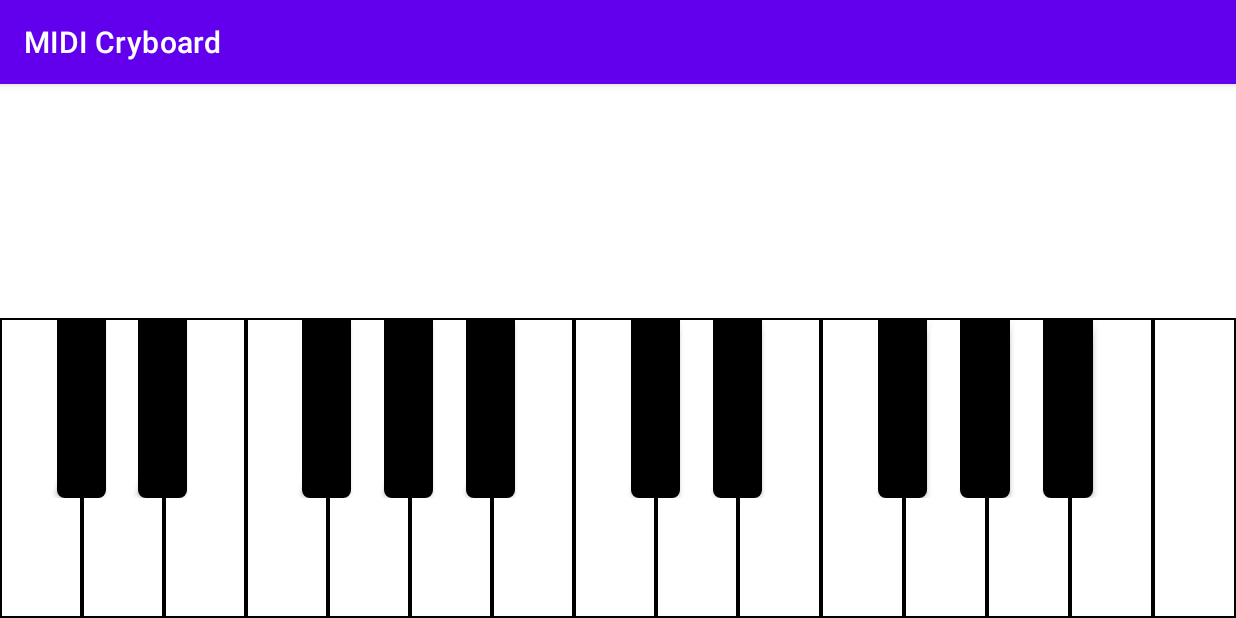
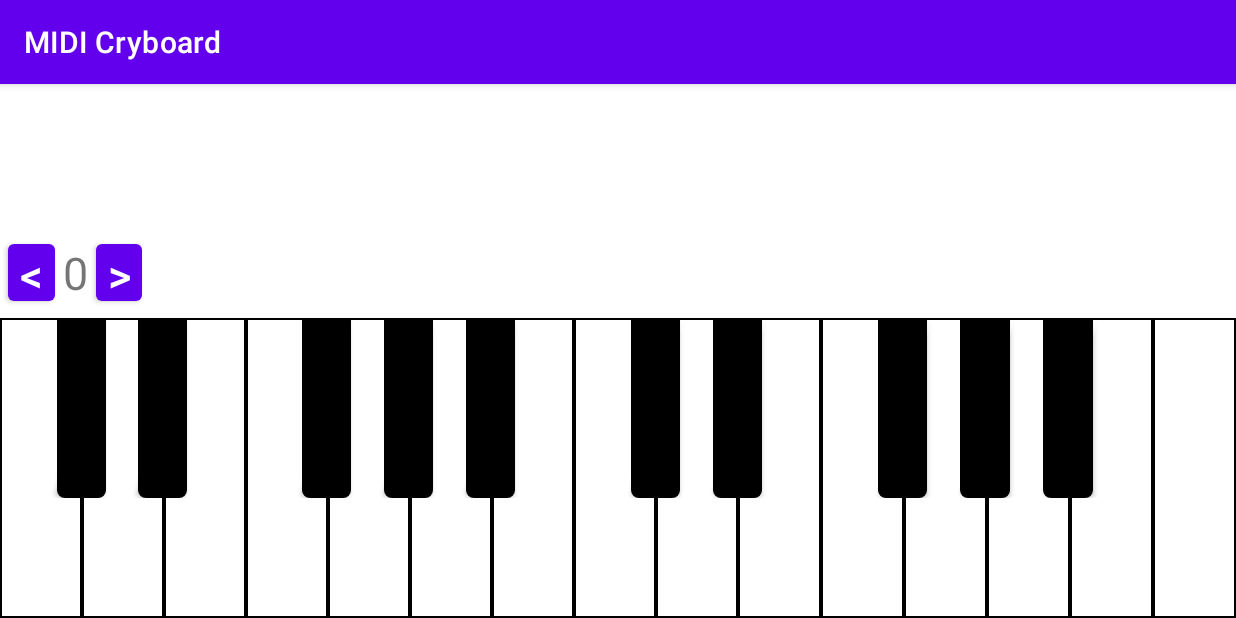
Before and after one commit to crylent/cryboard, an Android app: the screen it shows after launch (MainActivity), on a phone screen of 824 x 412 dp (held sideways). Run offline under Robolectric (Android 15) with nearby library versions, the phone set to English and light mode, and no system bars; libraries missing offline, so code that uses them is left out: cn.sherlock.com; 1 statement that could not run was skipped.

Commit message:
Octave Shifter

```diff
--- a/app/src/main/java/com/example/midicryboard/MainActivity.kt
+++ b/app/src/main/java/com/example/midicryboard/MainActivity.kt
@@ -1,27 +1,31 @@
 package com.example.midicryboard
 
 import android.annotation.SuppressLint
+import android.content.Context
+import android.content.pm.PackageManager
+import android.media.AudioManager
 import androidx.appcompat.app.AppCompatActivity
 import android.os.Bundle
 import android.view.MotionEvent
 import android.widget.Button
+import android.widget.TextView
+import android.widget.Toast
 import cn.sherlock.com.sun.media.sound.SF2Soundbank
 import cn.sherlock.com.sun.media.sound.SoftSynthesizer
 
+const val DEFAULT_MIDI_OFFSET = 60
+const val MAX_OCTAVE_UP = 3
+const val MAX_OCTAVE_DOWN = -3
+
 class MainActivity : AppCompatActivity() {
-
-    /*private val synth = MidiSystem.getSynthesizer().apply {
-        this?.open()
-    }
-   private val channels = synth?.channels!!*/
     private val synth = SoftSynthesizer().apply {
         open()
-        //val soundbank = SF2Soundbank(assets.open("sf/Default.sf2"))
-        //loadAllInstruments(soundbank)
     }
     private val midi = synth.channels[0]
-    private var midiOffset = 60
-    private var volume = 80
+    private var octave = 0
+    private val midiOffset
+        get() = DEFAULT_MIDI_OFFSET + octave * 12
+    private var volume = 100
 
     private val buttonIds = arrayListOf(
         R.id.button_c1,
@@ -50,18 +54,20 @@ class MainActivity : AppCompatActivity() {
         R.id.button_b2,
         R.id.button_c3
     )
-    //private val buttons = arrayListOf<androidx.appcompat.widget.AppCompatButton>()
 
     @SuppressLint("ClickableViewAccessibility")
     override fun onCreate(savedInstanceState: Bundle?) {
         super.onCreate(savedInstanceState)
         setContentView(R.layout.activity_main)
         synth.loadAllInstruments(SF2Soundbank(assets.open("sf/Default.sf2")))
+
+        Toast.makeText(applicationContext, packageManager.hasSystemFeature(PackageManager.FEATURE_AUDIO_LOW_LATENCY).toString(), Toast.LENGTH_LONG).show()
+
+        // Add listeners for keyboard
         buttonIds.forEach {
             findViewById<androidx.appcompat.widget.AppCompatButton>(it).setOnTouchListener { v, event ->
-                //super.onTouchEvent(event)
                 val note = buttonIds.indexOf(it) + midiOffset
-                when (event.action) {
+                when (event.actionMasked) {
                     MotionEvent.ACTION_DOWN -> {
                         v.isPressed = true
                         midi.noteOn(note, volume)
@@ -75,20 +81,20 @@ class MainActivity : AppCompatActivity() {
                 true
             }
         }
-        /*buttons.forEach {
-            it.setOnTouchListener { v, event ->
-                val note = buttons.indexOf(it) + midiOffset
-                when (event.action) {
-                    MotionEvent.ACTION_DOWN -> {
-                        midi.noteOn(note, volume)
-                    }
-                    MotionEvent.ACTION_UP -> {
-                        v.performClick()
-                        midi.noteOff(note)
-                    }
-                }
-                true
-            }
-        }*/
+
+        // Add listeners for octave shifter
+        findViewById<Button>(R.id.octaveDown).setOnClickListener {
+            shiftOctave(-1)
+        }
+        findViewById<Button>(R.id.octaveUp).setOnClickListener {
+            shiftOctave(1)
+        }
+    }
+
+    private fun shiftOctave(shift: Int) {
+        octave += shift
+        if (octave > MAX_OCTAVE_UP) octave = MAX_OCTAVE_UP
+        else if (octave < MAX_OCTAVE_DOWN) octave = MAX_OCTAVE_DOWN
+        findViewById<TextView>(R.id.octaveShift).text = octave.toString()
     }
 }
--- a/app/src/main/res/layout/activity_main.xml
+++ b/app/src/main/res/layout/activity_main.xml
@@ -6,6 +6,23 @@
     android:layout_height="match_parent"
     tools:context=".MainActivity">
 
+    <ScrollView
+        android:id="@+id/scrollView2"
+        android:layout_width="match_parent"
+        android:layout_height="0dp"
+        android:layout_marginStart="100dp"
+        app:layout_constraintBottom_toTopOf="@+id/linearLayout"
+        app:layout_constraintEnd_toEndOf="parent"
+        app:layout_constraintStart_toStartOf="parent"
+        app:layout_constraintTop_toTopOf="parent">
+
+        <LinearLayout
+            android:layout_width="match_parent"
+            android:layout_height="wrap_content"
+            android:orientation="vertical" />
+    </ScrollView>
+
+    <!-- WHITE KEYS -->
     <LinearLayout
         android:id="@+id/linearLayout"
         android:layout_width="match_parent"
@@ -16,111 +33,112 @@
         app:layout_constraintStart_toStartOf="parent">
 
         <androidx.appcompat.widget.AppCompatButton
-            android:background="@drawable/key_white"
             android:id="@+id/button_c1"
             android:layout_width="0dp"
             android:layout_height="match_parent"
-            android:layout_weight="1" />
+            android:layout_weight="1"
+            android:background="@drawable/key_white" />
 
         <androidx.appcompat.widget.AppCompatButton
-            android:background="@drawable/key_white"
             android:id="@+id/button_d1"
             android:layout_width="0dp"
             android:layout_height="match_parent"
-            android:layout_weight="1" />
+            android:layout_weight="1"
+            android:background="@drawable/key_white" />
 
         <androidx.appcompat.widget.AppCompatButton
-            android:background="@drawable/key_white"
             android:id="@+id/button_e1"
             android:layout_width="0dp"
             android:layout_height="match_parent"
-            android:layout_weight="1" />
+            android:layout_weight="1"
+            android:background="@drawable/key_white" />
 
         <androidx.appcompat.widget.AppCompatButton
-            android:background="@drawable/key_white"
             android:id="@+id/button_f1"
             android:layout_width="0dp"
             android:layout_height="match_parent"
-            android:layout_weight="1" />
+            android:layout_weight="1"
+            android:background="@drawable/key_white" />
 
         <androidx.appcompat.widget.AppCompatButton
-            android:background="@drawable/key_white"
             android:id="@+id/button_g1"
             android:layout_width="0dp"
             android:layout_height="match_parent"
-            android:layout_weight="1" />
+            android:layout_weight="1"
+            android:background="@drawable/key_white" />
 
         <androidx.appcompat.widget.AppCompatButton
-            android:background="@drawable/key_white"
             android:id="@+id/button_a1"
             android:layout_width="0dp"
             android:layout_height="match_parent"
-            android:layout_weight="1" />
+            android:layout_weight="1"
+            android:background="@drawable/key_white" />
 
         <androidx.appcompat.widget.AppCompatButton
-            android:background="@drawable/key_white"
             android:id="@+id/button_b1"
             android:layout_width="0dp"
             android:layout_height="match_parent"
-            android:layout_weight="1" />
+            android:layout_weight="1"
+            android:background="@drawable/key_white" />
 
         <androidx.appcompat.widget.AppCompatButton
-            android:background="@drawable/key_white"
             android:id="@+id/button_c2"
             android:layout_width="0dp"
             android:layout_height="match_parent"
-            android:layout_weight="1" />
+            android:layout_weight="1"
+            android:background="@drawable/key_white" />
 
         <androidx.appcompat.widget.AppCompatButton
-            android:background="@drawable/key_white"
             android:id="@+id/button_d2"
             android:layout_width="0dp"
             android:layout_height="match_parent"
-            android:layout_weight="1" />
+            android:layout_weight="1"
+            android:background="@drawable/key_white" />
 
         <androidx.appcompat.widget.AppCompatButton
-            android:background="@drawable/key_white"
             android:id="@+id/button_e2"
             android:layout_width="0dp"
             android:layout_height="match_parent"
-            android:layout_weight="1" />
+            android:layout_weight="1"
+            android:background="@drawable/key_white" />
 
         <androidx.appcompat.widget.AppCompatButton
-            android:background="@drawable/key_white"
             android:id="@+id/button_f2"
             android:layout_width="0dp"
             android:layout_height="match_parent"
-            android:layout_weight="1" />
+            android:layout_weight="1"
+            android:background="@drawable/key_white" />
 
         <androidx.appcompat.widget.AppCompatButton
-            android:background="@drawable/key_white"
             android:id="@+id/button_g2"
             android:layout_width="0dp"
             android:layout_height="match_parent"
-            android:layout_weight="1" />
+            android:layout_weight="1"
+            android:background="@drawable/key_white" />
 
         <androidx.appcompat.widget.AppCompatButton
-            android:background="@drawable/key_white"
             android:id="@+id/button_a2"
             android:layout_width="0dp"
             android:layout_height="match_parent"
-            android:layout_weight="1" />
+            android:layout_weight="1"
+            android:background="@drawable/key_white" />
 
         <androidx.appcompat.widget.AppCompatButton
-            android:background="@drawable/key_white"
             android:id="@+id/button_b2"
             android:layout_width="0dp"
             android:layout_height="match_parent"
-            android:layout_weight="1" />
+            android:layout_weight="1"
+            android:background="@drawable/key_white" />
 
         <androidx.appcompat.widget.AppCompatButton
-            android:background="@drawable/key_white"
             android:id="@+id/button_c3"
             android:layout_width="0dp"
             android:layout_height="match_parent"
-            android:layout_weight="1" />
+            android:layout_weight="1"
+            android:background="@drawable/key_white" />
     </LinearLayout>
 
+    <!-- BLACK KEYS -->
     <LinearLayout
         android:layout_width="match_parent"
         android:layout_height="120dp"
@@ -255,4 +273,44 @@
             android:layout_weight="1.7" />
     </LinearLayout>
 
+    <!-- OCTAVE SWITCHER -->
+    <TextView
+        android:id="@+id/octaveShift"
+        android:layout_width="wrap_content"
+        android:layout_height="50dp"
+        android:layout_margin="5dp"
+        android:text="0"
+        android:textSize="30sp"
+        android:gravity="center"
+        app:layout_constraintBottom_toBottomOf="@+id/scrollView2"
+        app:layout_constraintEnd_toStartOf="@+id/scrollView2"
+        app:layout_constraintStart_toStartOf="parent" />
+
+    <Button
+        android:id="@+id/octaveDown"
+        android:layout_width="0dp"
+        android:layout_height="50dp"
+        android:layout_margin="5dp"
+        android:padding="0dp"
+        android:text="@string/LeftArrow"
+        android:textSize="30sp"
+        android:gravity="center"
+        app:layout_constraintBottom_toTopOf="@+id/linearLayout"
+        app:layout_constraintEnd_toStartOf="@+id/octaveShift"
+        app:layout_constraintStart_toStartOf="parent" />
+
+    <Button
+        android:id="@+id/octaveUp"
+        android:layout_width="0dp"
+        android:layout_height="50dp"
+        android:layout_margin="5dp"
+        android:layout_marginEnd="12dp"
+        android:padding="0dp"
+        android:text="@string/RightArrow"
+        android:textSize="30sp"
+        android:gravity="center"
+        app:layout_constraintBottom_toTopOf="@+id/linearLayout"
+        app:layout_constraintEnd_toStartOf="@+id/scrollView2"
+        app:layout_constraintStart_toEndOf="@+id/octaveShift" />
+
 </androidx.constraintlayout.widget.ConstraintLayout>
--- a/app/src/main/res/values-night/themes.xml
+++ b/app/src/main/res/values-night/themes.xml
@@ -13,12 +13,4 @@
         <item name="android:statusBarColor">?attr/colorPrimaryVariant</item>
         <!-- Customize your theme here. -->
     </style>
-
-    <style name="KeyWhite" parent="Widget.AppCompat.Button">
-        <item name="android:backgroundTint">@color/white</item>
-    </style>
-
-    <style name="KeyBlack" parent="Widget.AppCompat.Button">
-        <item name="android:backgroundTint">@color/black</item>
-    </style>
 </resources>
--- a/app/src/main/res/values/strings.xml
+++ b/app/src/main/res/values/strings.xml
@@ -1,3 +1,5 @@
 <resources>
     <string name="app_name">MIDI Cryboard</string>
+    <string name="RightArrow"><![CDATA[>]]></string>
+    <string name="LeftArrow"><![CDATA[<]]></string>
 </resources>
```
